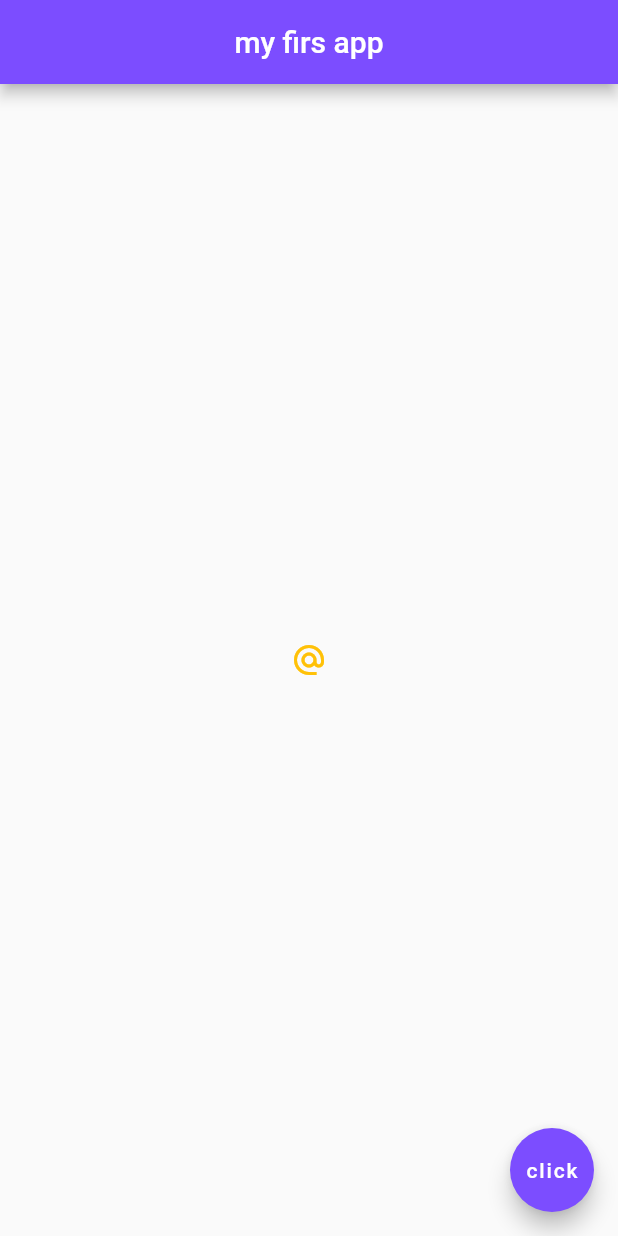
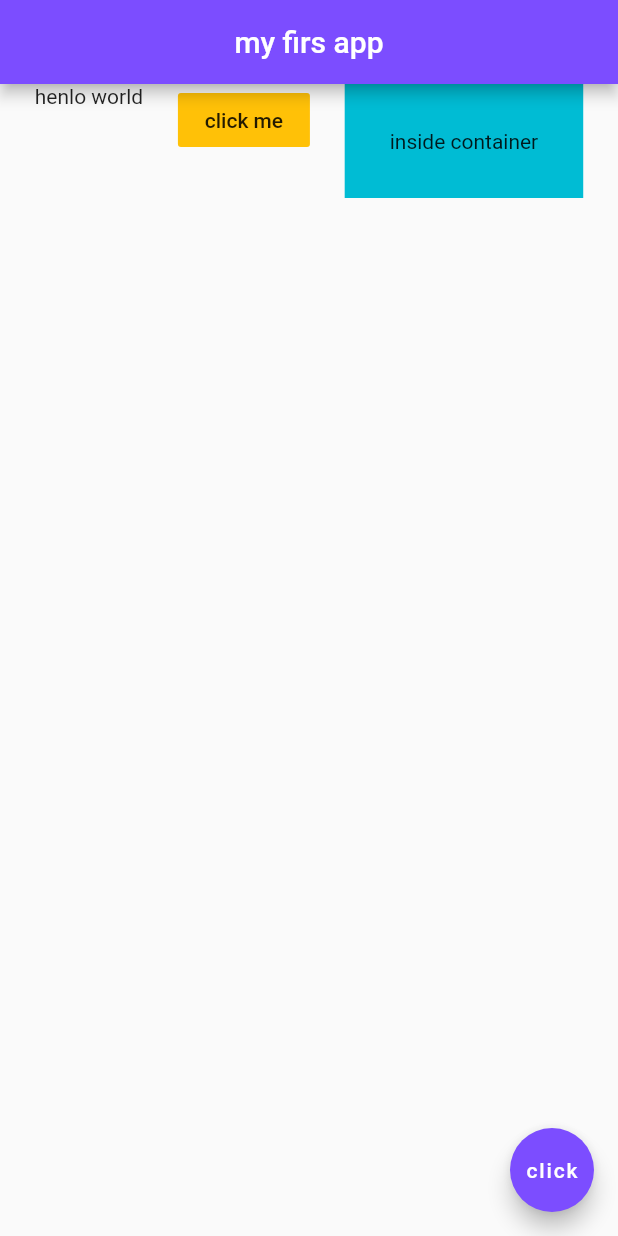
Before and after one commit to Industrylaud/FlutterApp, a Flutter app: the screen it shows after launch, on a phone screen of 412 x 824 dp. Run offline on Flutter 3.47's test engine with Material 2 defaults, Android fonts, the phone set to English and light mode, and no system bars.

Commit message:
learn row

```diff
--- a/lib/main.dart
+++ b/lib/main.dart
@@ -16,14 +16,22 @@ class Home extends StatelessWidget {
         centerTitle: true,
         backgroundColor: Colors.deepPurpleAccent,
       ),
-      body: Center(
-        child: IconButton(
-          onPressed: () {
-            print('you clicked me');
-          },
-          icon: Icon(Icons.alternate_email),
-          color: Colors.amber
-        )
+      body: Row(
+        mainAxisAlignment: MainAxisAlignment.spaceEvenly,
+        crossAxisAlignment: CrossAxisAlignment.start,
+        children: <Widget>[
+          Text('henlo world'),
+          FlatButton(
+            onPressed: () {  },
+            color: Colors.amber,
+            child: Text('click me'),
+          ),
+          Container(
+            color: Colors.cyan,
+            padding: EdgeInsets.all(30.0),
+            child: Text('inside container')
+          )
+        ]
       ),
       floatingActionButton: FloatingActionButton(
         onPressed: () {  },
```
